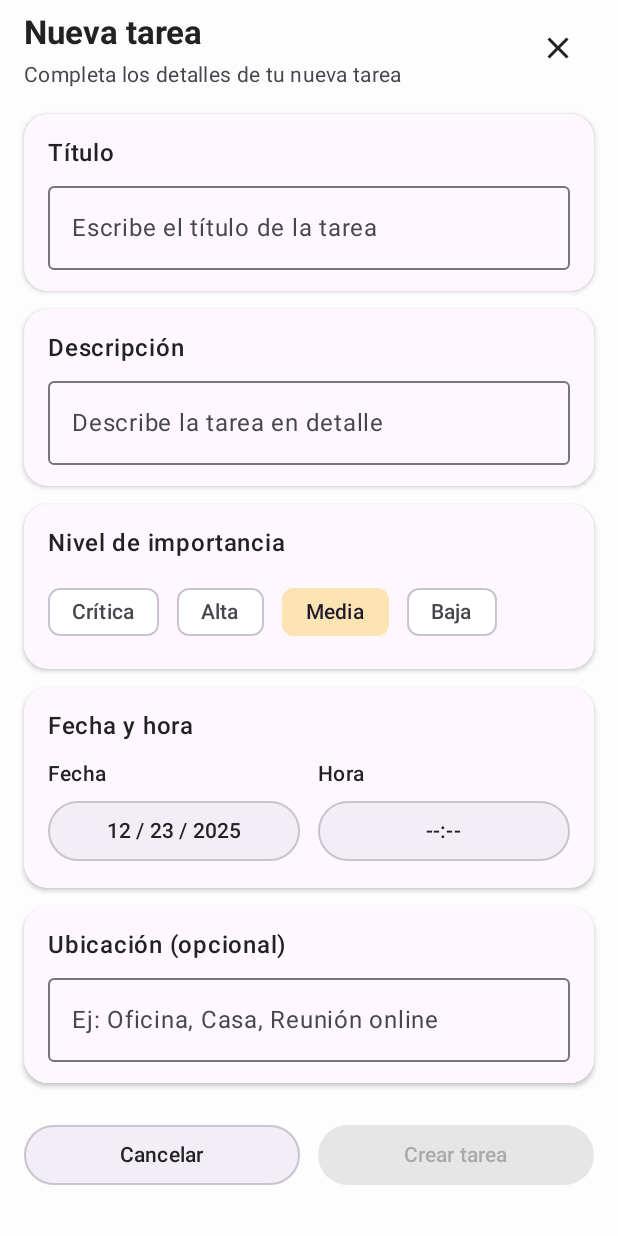
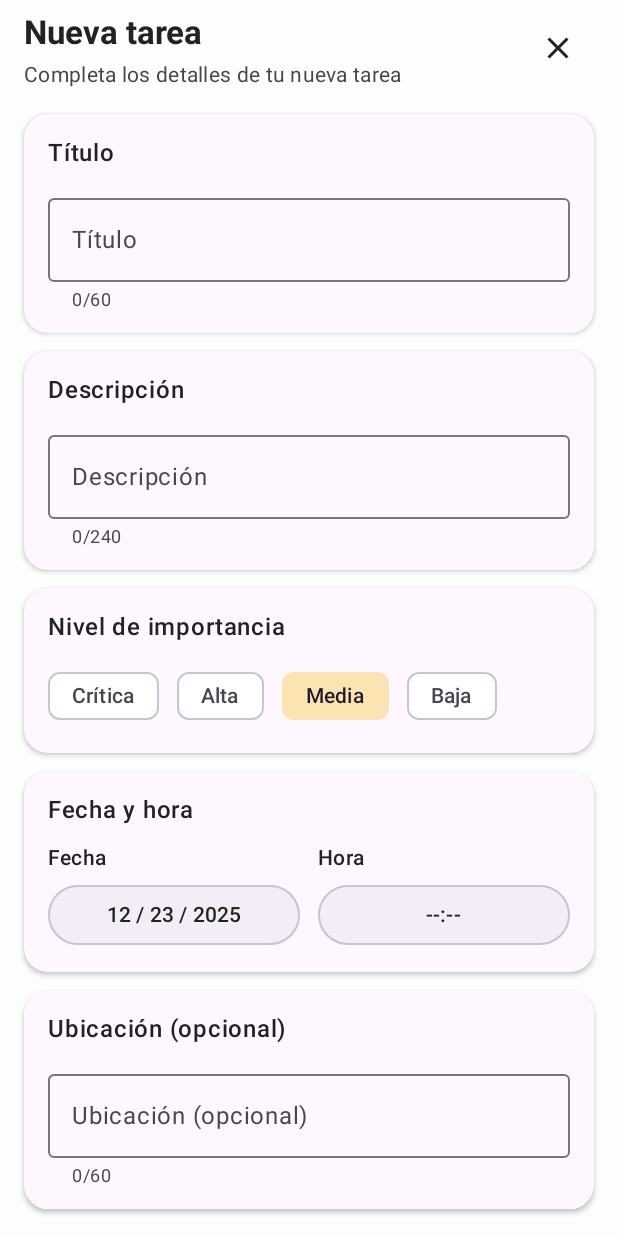
Before and after one commit to Diegomez15/task-it, an Android app built with Jetpack Compose: the TaskFormScreen screen opened through its navigation route, on a phone screen of 412 x 824 dp. Run offline under Robolectric (Android 15) with nearby library versions, the phone set to English and light mode, and no system bars; our stand-ins replace Room's generated code.

Commit message:
Adding DeleteTaskUseCase, text limits and animations

```diff
--- a/app/build.gradle.kts
+++ b/app/build.gradle.kts
@@ -71,4 +71,7 @@ dependencies {
     testImplementation(libs.junit)
     androidTestImplementation(libs.androidx.junit)
     androidTestImplementation(libs.androidx.espresso.core)
+
+    implementation(libs.androidx.datastore.preferences)
+
 }
--- /dev/null
+++ b/app/src/main/java/com/example/task_it/data/preferences/ThemePreferences.kt
@@ -0,0 +1,22 @@
+package com.example.task_it.data.preferences
+
+import android.content.Context
+import androidx.datastore.preferences.core.booleanPreferencesKey
+import androidx.datastore.preferences.core.edit
+import androidx.datastore.preferences.preferencesDataStore
+import kotlinx.coroutines.flow.Flow
+import kotlinx.coroutines.flow.map
+
+private val Context.dataStore by preferencesDataStore(name = "settings")
+
+class ThemePreferences(private val context: Context) {
+
+    private val KEY_DARK_THEME = booleanPreferencesKey("dark_theme")
+
+    val darkThemeFlow: Flow<Boolean> =
+        context.dataStore.data.map { prefs -> prefs[KEY_DARK_THEME] ?: false }
+
+    suspend fun setDarkTheme(enabled: Boolean) {
+        context.dataStore.edit { prefs -> prefs[KEY_DARK_THEME] = enabled }
+    }
+}
--- a/app/src/main/java/com/example/task_it/di/AppModule.kt
+++ b/app/src/main/java/com/example/task_it/di/AppModule.kt
@@ -7,6 +7,8 @@ import com.example.task_it.data.repository.TaskRepositoryImpl
 import com.example.task_it.domain.repository.TaskRepository
 import com.example.task_it.domain.usecase.AddTaskUseCase
 import com.example.task_it.domain.usecase.GetTasksUseCase
+import com.example.task_it.domain.usecase.DeleteTaskUseCase
+
 
 object AppModule {
 
@@ -32,4 +34,8 @@ object AppModule {
 
     fun provideGetTasksUseCase(context: Context): GetTasksUseCase =
         GetTasksUseCase(provideTaskRepository(context))
+
+    fun provideDeleteTaskUseCase(context: Context): DeleteTaskUseCase =
+        DeleteTaskUseCase(provideTaskRepository(context))
+
 }
--- a/app/src/main/java/com/example/task_it/domain/usecase/DeleteTaskUseCase.kt
+++ b/app/src/main/java/com/example/task_it/domain/usecase/DeleteTaskUseCase.kt
@@ -1 +1,13 @@
 package com.example.task_it.domain.usecase
+
+
+import com.example.task_it.domain.model.Task
+import com.example.task_it.domain.repository.TaskRepository
+
+class DeleteTaskUseCase(
+    private val repository: TaskRepository
+) {
+    suspend operator fun invoke(task: Task) {
+        repository.deleteTask(task)
+    }
+}
--- a/app/src/main/java/com/example/task_it/presentation/MainActivity.kt
+++ b/app/src/main/java/com/example/task_it/presentation/MainActivity.kt
@@ -1,28 +1,27 @@
 package com.example.task_it.presentation
 
+import android.app.Activity
 import android.os.Bundle
 import androidx.activity.ComponentActivity
+import androidx.activity.SystemBarStyle
 import androidx.activity.compose.setContent
+import androidx.activity.enableEdgeToEdge
+import androidx.compose.runtime.SideEffect
+import androidx.compose.runtime.collectAsState
+import androidx.compose.runtime.getValue
+import androidx.compose.ui.platform.LocalView
+import androidx.core.view.WindowCompat
+import androidx.lifecycle.lifecycleScope
+import com.example.task_it.data.preferences.ThemePreferences
 import com.example.task_it.presentation.navigation.AppNavHost
 import com.example.task_it.presentation.theme.TaskitTheme
-import androidx.activity.enableEdgeToEdge
-import androidx.activity.SystemBarStyle
-import androidx.compose.runtime.getValue
-import androidx.compose.runtime.setValue
-import androidx.compose.runtime.mutableStateOf
-import androidx.compose.runtime.saveable.rememberSaveable
-import android.app.Activity
-import androidx.compose.runtime.SideEffect
-import androidx.compose.ui.platform.LocalView
-import androidx.core.view.WindowCompat
-
-
-
+import kotlinx.coroutines.launch
 
 class MainActivity : ComponentActivity() {
 
     override fun onCreate(savedInstanceState: Bundle?) {
         super.onCreate(savedInstanceState)
+
         enableEdgeToEdge(
             statusBarStyle = SystemBarStyle.auto(
                 lightScrim = android.graphics.Color.TRANSPARENT,
@@ -33,27 +32,30 @@ class MainActivity : ComponentActivity() {
                 darkScrim = android.graphics.Color.TRANSPARENT
             )
         )
+
         setContent {
-            var useDarkTheme by rememberSaveable {
-                mutableStateOf(false)
+            //1) Leer tema persistido desde DataStore
+            val themePrefs = ThemePreferences(this)
+            val useDarkTheme by themePrefs.darkThemeFlow.collectAsState(initial = false)
+
+            //2) Ajustar iconos del status bar según el tema
+            val view = LocalView.current
+            SideEffect {
+                val window = (view.context as Activity).window
+                WindowCompat.getInsetsController(window, view).isAppearanceLightStatusBars = !useDarkTheme
             }
 
-            val view = LocalView.current
-            val isDark = useDarkTheme
-
-            SideEffect {
-                val window = (view.context as Activity).window
-                WindowCompat.getInsetsController(window, view).isAppearanceLightStatusBars = !isDark
-            }
-
-
+            //3) Aplicar theme + navegación
             TaskitTheme(useDarkTheme = useDarkTheme) {
                 AppNavHost(
                     isDarkTheme = useDarkTheme,
-                    onToggleTheme = { useDarkTheme = !useDarkTheme }
+                    onToggleTheme = {
+                        lifecycleScope.launch {
+                            themePrefs.setDarkTheme(!useDarkTheme) // ✅ Guardar preferencia
+                        }
+                    }
                 )
             }
         }
-
     }
 }
--- a/app/src/main/java/com/example/task_it/presentation/tasks/form/TaskFormScreen.kt
+++ b/app/src/main/java/com/example/task_it/presentation/tasks/form/TaskFormScreen.kt
@@ -115,9 +115,12 @@ fun TaskFormScreen(
                 OutlinedTextField(
                     value = state.title,
                     onValueChange = viewModel::onTitleChange,
+                    label = { Text("Título") },
+                    supportingText = {
+                        Text("${state.title.length}/${TaskFormLimits.TITLE_MAX}")
+                    },
                     singleLine = true,
-                    modifier = Modifier.fillMaxWidth(),
-                    placeholder = { Text("Escribe el título de la tarea") }
+                    modifier = Modifier.fillMaxWidth()
                 )
             }
 
@@ -127,10 +130,14 @@ fun TaskFormScreen(
                 OutlinedTextField(
                     value = state.description,
                     onValueChange = viewModel::onDescriptionChange,
+                    label = { Text("Descripción") },
+                    supportingText = {
+                        Text("${state.description.length}/${TaskFormLimits.DESCRIPTION_MAX}")
+                    },
                     maxLines = 3,
-                    modifier = Modifier.fillMaxWidth(),
-                    placeholder = { Text("Describe la tarea en detalle") }
+                    modifier = Modifier.fillMaxWidth()
                 )
+
             }
 
             Spacer(modifier = Modifier.height(12.dp))
@@ -200,12 +207,17 @@ fun TaskFormScreen(
             // Sección Ubicación (opcional)
             FormSectionCard(title = "Ubicación (opcional)") {
                 OutlinedTextField(
-                    value = state.location,
+                    value = state.location ?: "",
                     onValueChange = viewModel::onLocationChange,
+                    label = { Text("Ubicación (opcional)") },
+                    supportingText = {
+                        val text = state.location ?: ""
+                        Text("${text.length}/${TaskFormLimits.LOCATION_MAX}")
+                    },
                     singleLine = true,
-                    modifier = Modifier.fillMaxWidth(),
-                    placeholder = { Text("Ej: Oficina, Casa, Reunión online") }
+                    modifier = Modifier.fillMaxWidth()
                 )
+
             }
 
             Spacer(modifier = Modifier.height(24.dp))
@@ -226,7 +238,8 @@ fun TaskFormScreen(
                     Text("Cancelar")
                 }
 
-                val isCreateEnabled = state.title.isNotBlank()
+                val isCreateEnabled = state.title.trim().isNotEmpty()
+
 
                 Button(
                     onClick = {
--- a/app/src/main/java/com/example/task_it/presentation/tasks/list/TaskListViewModel.kt
+++ b/app/src/main/java/com/example/task_it/presentation/tasks/list/TaskListViewModel.kt
@@ -8,11 +8,19 @@ import com.example.task_it.domain.model.Task
 import kotlinx.coroutines.flow.SharingStarted
 import kotlinx.coroutines.flow.StateFlow
 import kotlinx.coroutines.flow.stateIn
+import kotlinx.coroutines.launch
 
 class TaskListViewModel(application: Application) : AndroidViewModel(application) {
 
     private val getTasksUseCase = AppModule.provideGetTasksUseCase(application)
+    private val deleteTaskUseCase = AppModule.provideDeleteTaskUseCase(application)
 
     val tasks: StateFlow<List<Task>> = getTasksUseCase()
         .stateIn(viewModelScope, SharingStarted.WhileSubscribed(5000), emptyList())
+
+    fun deleteTask(task: Task) {
+        viewModelScope.launch {
+            deleteTaskUseCase(task)
+        }
+    }
 }
--- a/gradle/libs.versions.toml
+++ b/gradle/libs.versions.toml
@@ -15,6 +15,8 @@ navigation-compose = "2.8.0"
 room = "2.6.1"
 lifecycle = "2.7.0"
 
+datastore = "1.1.1"
+
 
 [libraries]
 
@@ -24,6 +26,8 @@ androidx-junit = { group = "androidx.test.ext", name = "junit", version.ref = "j
 androidx-espresso-core = { group = "androidx.test.espresso", name = "espresso-core", version.ref = "espressoCore" }
 androidx-appcompat = { group = "androidx.appcompat", name = "appcompat", version.ref = "appcompat" }
 material = { group = "com.google.android.material", name = "material", version.ref = "material" }
+androidx-datastore-preferences = { group = "androidx.datastore", name = "datastore-preferences", version.ref = "datastore" }
+
 
 # ✅ Compose BOM
 androidx-compose-bom = { group = "androidx.compose", name = "compose-bom", version.ref = "compose-bom" }
```
Also changed, not shown: app/src/main/java/com/example/task_it/presentation/components/TaskItem.kt (+11 -5 lines), app/src/main/java/com/example/task_it/presentation/tasks/form/TaskFormLimits.kt (added, +7 -0 lines), app/src/main/java/com/example/task_it/presentation/tasks/form/TaskFormViewModel.kt (+14 -6 lines), app/src/main/java/com/example/task_it/presentation/tasks/list/TaskListScreen.kt (+65 -6 lines).
